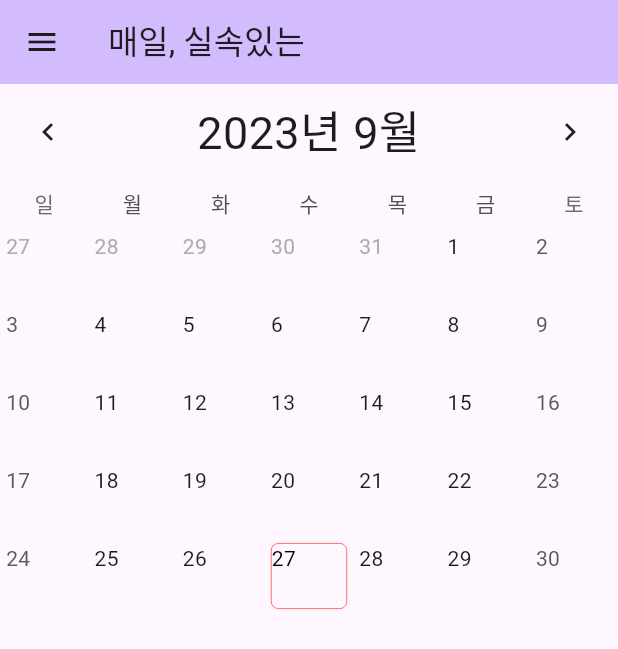
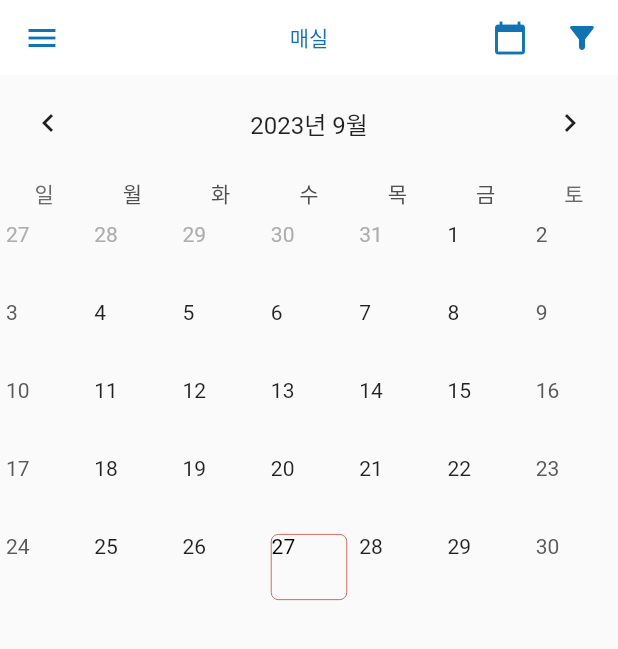
Before and after one commit to PhannaCotta/MAESIL_client, a Flutter app: the screen it shows after launch, on a phone screen of 412 x 824 dp. Shown: the top 649 px of the screen. Run offline on Flutter 3.47's test engine with Material 2 defaults, Android fonts, the phone set to English and light mode, and no system bars; drawn by our look-alikes of table_calendar; Roboto replaces fonts that are missing (PoorStory).

Commit message:
STYLE: 폰트 추가

```diff
--- a/lib/diary.dart
+++ b/lib/diary.dart
@@ -28,6 +28,10 @@ class Diary extends StatelessWidget {
               //앱 컨텐츠
               margin: EdgeInsets.fromLTRB(12, 25, 12, 0),
               color: MaesilColor.msLightBlue,
+              child: Text('매실이가 쓴 일기 모가지가 너무 아프다 폼롤러로 뒷목을 조지고 나왔어야했는데 못했다. 고개를 숙이면 모가지 아프다 내일 수영 어케가지 쨲',
+              style: TextStyle(
+                fontFamily: 'NanumPen', fontSize: 24.0
+              ))
             ),
             drawer: Container(
                 height: 605.0,
--- a/lib/main.dart
+++ b/lib/main.dart
@@ -6,6 +6,7 @@ import 'record.dart';
 import 'accountbook.dart';
 import 'menstruation.dart';
 import 'package:intl/date_symbol_data_local.dart';
+import 'style.dart';
 
 void main() {
   initializeDateFormatting().then((_) => runApp(MyApp())); // 요일 한국어로 바꾸기(Sun, Mon, ... => 일, 월, ...)
@@ -21,7 +22,7 @@ class MyApp extends StatelessWidget {
     return MaterialApp(
       initialRoute: '/calendar',
       routes: {
-        '/calendar': (context) => MyHomePage(title: '매일, 실속있는'),
+        '/calendar': (context) => MyHomePage(title: '매실'),
         '/todolist': (context) => ToDoList(),
         '/diary': (context) => Diary(),
         '/record': (context) => Record(),
@@ -30,10 +31,9 @@ class MyApp extends StatelessWidget {
         //'/settings': (context) => MyHomePage(title: '매일, 실속있는'),
       },
       title: 'Flutter Demo',
-      theme: ThemeData(
-        colorScheme: ColorScheme.fromSeed(seedColor: Colors.deepPurple),
-        useMaterial3: true,
-      ),
+      theme: MaesilTheme.light,
+      //darkTheme: MaesilTheme.dark,
+      //themeMode: theme, //TODO: 추후 theme 상태 관리하는 객체? 추가해야함,
       home: const MyHomePage(title: 'Maesil'),
     );
   }
@@ -56,14 +56,30 @@ class _MyHomePageState extends State<MyHomePage> {
   );
   DateTime focusedDay = DateTime.now();
 
-  Color ggongjiBlue = Color.fromARGB(255, 18, 115, 180);
-
   @override
   Widget build(BuildContext context) {
     return Scaffold(
-      appBar: AppBar(
-        backgroundColor: Theme.of(context).colorScheme.inversePrimary,
+      appBar: PreferredSize ( //앱바, 제목이 바뀌어야함
+        preferredSize: const Size.fromHeight(50.0),
+        child: AppBar(
           title: Text(widget.title),
+          actions: <Widget>[
+            IconButton(
+              icon: Icon(Icons.calendar_today), // 달력 아이콘
+              onPressed: () {
+                // 아이콘 버튼 실행
+                print('필터링 아이콘 눌림');
+              },
+            ),
+            IconButton(
+              icon: Icon(Icons.filter_alt_rounded), // 필터 아이콘
+              onPressed: () {
+                // 아이콘 버튼 실행
+                print('필터링 아이콘 눌림');
+              },
+            ),
+          ],
+        ),
       ),
       body: Center(
         child: Column(
@@ -99,7 +115,7 @@ class _MyHomePageState extends State<MyHomePage> {
                   formatButtonVisible: false, // 2 weeks 버튼 뜨는 거 안 보이게(무슨 기능인지 모르겠음)
                   titleCentered: true, // 'n월' 글자 가운데로
                   //titleTextFormatter: , // title 의 날짜 형태 (ex : titleTextFormatter: (date, locale) => DateFormat.yM(locale).format(date),)
-                  titleTextStyle: TextStyle(fontSize: 30.0),
+                  titleTextStyle: TextStyle(fontSize: 16.0),
                 ),
                 // 각 날짜 셀에 대한 스타일을 지정하는 부분
                 calendarBuilders: CalendarBuilders(
@@ -111,7 +127,7 @@ class _MyHomePageState extends State<MyHomePage> {
                       // 테두리에 네모 모양으로 설정
                       decoration: BoxDecoration(
                         color: Colors.transparent, // 사용자가 선택한 날짜의 배경 색상 (네모 안, 투명으로 설정)
-                        border: Border.all(color: Colors.red, width: 0.5), // 네모 테두리 스타일
+                        border: Border.all(color: MaesilColor.msRed, width: 0.5), // 네모 테두리 스타일
                         borderRadius: BorderRadius.circular(5.0), // 코너 둥근 정도
                       ),
                       child: Text(
@@ -127,7 +143,7 @@ class _MyHomePageState extends State<MyHomePage> {
                       alignment: Alignment.topLeft,
                       decoration: BoxDecoration(
                         color: Colors.transparent, // 사용자가 선택한 날짜의 배경 색상 (네모 안, 투명으로 설정)
-                        border: Border.all(color: ggongjiBlue, width: 0.5), // 네모 테두리 스타일
+                        border: Border.all(color: MaesilColor.msBlue, width: 0.5), // 네모 테두리 스타일
                         borderRadius: BorderRadius.circular(5.0), // 코너 둥근 정도
                       ),
                       child: Text(
@@ -145,20 +161,19 @@ class _MyHomePageState extends State<MyHomePage> {
         ),
       ),
 
-      drawer: Drawer(
+        drawer: Container(
+            height: 605.0,
+            child: Drawer(
                 child: ListView(
-          padding: EdgeInsets.zero,
                     children: <Widget>[
-            DrawerHeader(
-              child: Text('매실'),
-              decoration: BoxDecoration(
-                color: Colors.blue,
-              ),
-            ),
+                      DrawerHeader(child: Text('매실',
+                          style: TextStyle(
+                            fontSize: 24,
+                          ))),
                       ListTile(
                         title: Text('캘린더'),
                         onTap: () {
-                Navigator.pushNamed(context, '/calendar');
+                          Navigator.pushNamed(context, '/cale');
                         },
                       ),
                       ListTile(
@@ -196,6 +211,7 @@ class _MyHomePageState extends State<MyHomePage> {
                     ]
                 )
             )
+        )
     );
   }
 }
--- a/lib/style.dart
+++ b/lib/style.dart
@@ -23,12 +23,12 @@ class MaesilText { //텍스트 스타일 정의
 class MaesilTheme { //매실이 앱 기본 테마
   static final ThemeData light = ThemeData( //기본 테마
     textTheme: MaesilText.msLightDefault,
-
+    fontFamily: 'PoorStory',
     appBarTheme: AppBarTheme( //앱바 테마
       backgroundColor: Colors.white,//앱바 배경색
       elevation: 0, //shadow? 박스다 떠있는 느낌주는 속성
       centerTitle: true,
-      titleTextStyle: TextStyle(color: MaesilColor.msBlue),
+      titleTextStyle: TextStyle(color: MaesilColor.msBlue, fontFamily: 'PoorStory'),
       actionsIconTheme: IconThemeData(color: MaesilColor.msBlue),
       iconTheme: IconThemeData(color: MaesilColor.msBlue),
     ),
@@ -45,7 +45,7 @@ class MaesilTheme { //매실이 앱 기본 테마
 
     listTileTheme: ListTileThemeData(
       textColor: MaesilColor.msBlack,
-      titleTextStyle: TextStyle(fontSize: 16),
+      titleTextStyle: TextStyle(fontSize: 16, fontFamily: 'PoorStory'),
       selectedTileColor: MaesilColor.msBlue,
       selectedColor: MaesilColor.msLightBlue,
     ),
```
Also changed, not shown: pubspec.yaml (+10 -17 lines), pubspec.lock, 2 other files. Lines whose indentation alone changed are shown as unchanged.
